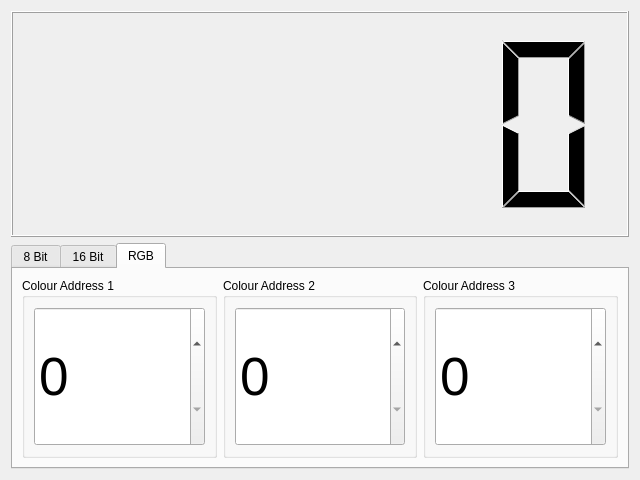
The window that ui/bigdisplay.ui (docsteer/sacnview) describes before a commit, drawn with Qt 5.
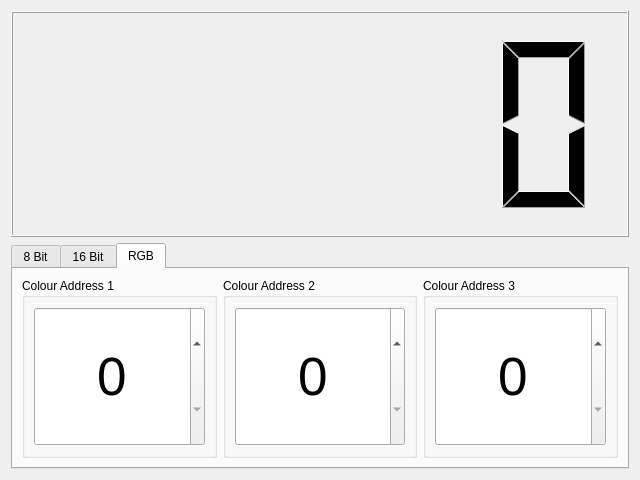
The same window after the commit. The open tabs and pages were chosen to show the change.

```diff
--- a/ui/bigdisplay.ui
+++ b/ui/bigdisplay.ui
@@ -229,6 +229,9 @@
                   <pointsize>40</pointsize>
                  </font>
                 </property>
+                <property name="alignment">
+                 <set>Qt::AlignCenter</set>
+                </property>
                 <property name="buttonSymbols">
                  <enum>QAbstractSpinBox::UpDownArrows</enum>
                 </property>
@@ -268,6 +271,9 @@
                   <pointsize>40</pointsize>
                  </font>
                 </property>
+                <property name="alignment">
+                 <set>Qt::AlignCenter</set>
+                </property>
                 <property name="buttonSymbols">
                  <enum>QAbstractSpinBox::UpDownArrows</enum>
                 </property>
@@ -307,6 +313,9 @@
                   <pointsize>40</pointsize>
                  </font>
                 </property>
+                <property name="alignment">
+                 <set>Qt::AlignCenter</set>
+                </property>
                 <property name="buttonSymbols">
                  <enum>QAbstractSpinBox::UpDownArrows</enum>
                 </property>
```
Left out of the diff: 11 changed lines with no effect on the pictures.
